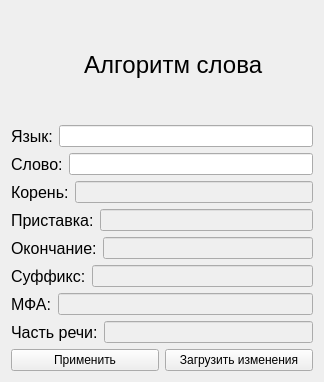
Above: algorithm.ui from mosheadd/QtLang before the change. Below: the same form after it.
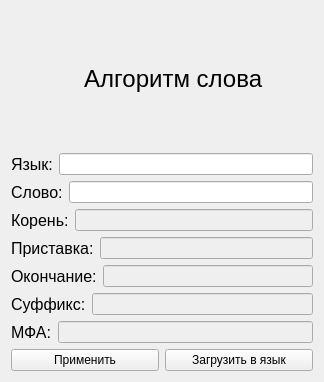
That is the form after the change.

Commit message: Rework word algorithm

```diff
--- a/algorithm.ui
+++ b/algorithm.ui
@@ -179,29 +179,6 @@
      </item>
     </layout>
    </item>
-   <item>
-    <layout class="QHBoxLayout" name="horizontalLayout_9">
-     <item>
-      <widget class="QLabel" name="label_2">
-       <property name="font">
-        <font>
-         <pointsize>12</pointsize>
-        </font>
-       </property>
-       <property name="text">
-        <string>Часть речи:</string>
-       </property>
-      </widget>
-     </item>
-     <item>
-      <widget class="QLineEdit" name="lineEdit_8">
-       <property name="enabled">
-        <bool>false</bool>
-       </property>
-      </widget>
-     </item>
-    </layout>
-   </item>
    <item>
     <layout class="QHBoxLayout" name="horizontalLayout">
      <item>
@@ -214,7 +191,7 @@
      <item>
       <widget class="QPushButton" name="pushButton_7">
        <property name="text">
-        <string>Загрузить изменения</string>
+        <string>Загрузить в язык</string>
        </property>
       </widget>
      </item>
```
The commit also changes 2 other files.
